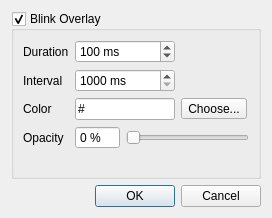
Before: the Qt Designer form settingsdialog.ui in Faun-a-Fox/blink, drawn with Qt 5.
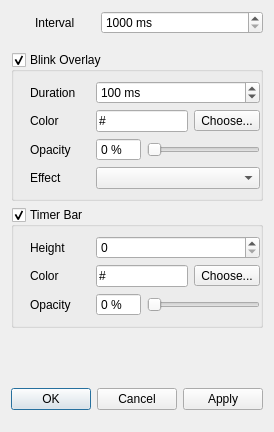
After: the same form once the commit is applied.

Commit message: Extended settingsdialog.ui with timer bar settings

What changed in the file:
```diff
--- a/settingsdialog.ui
+++ b/settingsdialog.ui
@@ -6,27 +6,63 @@
    <rect>
     <x>0</x>
     <y>0</y>
-    <width>272</width>
-    <height>218</height>
+    <width>270</width>
+    <height>432</height>
    </rect>
   </property>
-  <property name="sizePolicy">
-   <sizepolicy hsizetype="Minimum" vsizetype="Minimum">
-    <horstretch>0</horstretch>
-    <verstretch>0</verstretch>
-   </sizepolicy>
-  </property>
   <property name="windowTitle">
    <string>Blink Settings</string>
   </property>
   <layout class="QVBoxLayout" name="verticalLayout_3">
+   <item>
+    <layout class="QFormLayout" name="formLayout_4">
+     <property name="leftMargin">
+      <number>24</number>
+     </property>
+     <property name="bottomMargin">
+      <number>12</number>
+     </property>
+     <item row="0" column="0">
+      <widget class="QLabel" name="label_Interval">
+       <property name="minimumSize">
+        <size>
+         <width>60</width>
+         <height>0</height>
+        </size>
+       </property>
+       <property name="text">
+        <string>Interval</string>
+       </property>
+       <property name="buddy">
+        <cstring>spinBox_Interval</cstring>
+       </property>
+      </widget>
+     </item>
+     <item row="0" column="1">
+      <widget class="QSpinBox" name="spinBox_Interval">
+       <property name="suffix">
+        <string> ms</string>
+       </property>
+       <property name="minimum">
+        <number>1000</number>
+       </property>
+       <property name="maximum">
+        <number>60000</number>
+       </property>
+       <property name="singleStep">
+        <number>1000</number>
+       </property>
+      </widget>
+     </item>
+    </layout>
+   </item>
    <item>
     <widget class="QGroupBox" name="groupBox_BlinkOverlay">
      <property name="title">
       <string>Blink Overlay</string>
      </property>
      <property name="flat">
-      <bool>true</bool>
+      <bool>false</bool>
      </property>
      <property name="checkable">
       <bool>true</bool>
@@ -35,8 +71,20 @@
       <bool>true</bool>
      </property>
      <layout class="QFormLayout" name="formLayout_2">
+      <property name="leftMargin">
+       <number>16</number>
+      </property>
+      <property name="rightMargin">
+       <number>0</number>
+      </property>
       <item row="0" column="0">
        <widget class="QLabel" name="label_Durartion">
+        <property name="minimumSize">
+         <size>
+          <width>60</width>
+          <height>0</height>
+         </size>
+        </property>
         <property name="text">
          <string>Duration</string>
         </property>
@@ -47,18 +95,6 @@
       </item>
       <item row="0" column="1">
        <widget class="QSpinBox" name="spinBox_Duration">
-        <property name="sizePolicy">
-         <sizepolicy hsizetype="Fixed" vsizetype="Fixed">
-          <horstretch>0</horstretch>
-          <verstretch>0</verstretch>
-         </sizepolicy>
-        </property>
-        <property name="minimumSize">
-         <size>
-          <width>100</width>
-          <height>0</height>
-         </size>
-        </property>
         <property name="suffix">
          <string> ms</string>
         </property>
@@ -77,44 +113,6 @@
        </widget>
       </item>
       <item row="1" column="0">
-       <widget class="QLabel" name="label_Interval">
-        <property name="text">
-         <string>Interval</string>
-        </property>
-        <property name="buddy">
-         <cstring>spinBox_Interval</cstring>
-        </property>
-       </widget>
-      </item>
-      <item row="1" column="1">
-       <widget class="QSpinBox" name="spinBox_Interval">
-        <property name="sizePolicy">
-         <sizepolicy hsizetype="Fixed" vsizetype="Fixed">
-          <horstretch>0</horstretch>
-          <verstretch>0</verstretch>
-         </sizepolicy>
-        </property>
-        <property name="minimumSize">
-         <size>
-          <width>100</width>
-          <height>0</height>
-         </size>
-        </property>
-        <property name="suffix">
-         <string> ms</string>
-        </property>
-        <property name="minimum">
-         <number>1000</number>
-        </property>
-        <property name="maximum">
-         <number>60000</number>
-        </property>
-        <property name="singleStep">
-         <number>1000</number>
-        </property>
-       </widget>
-      </item>
-      <item row="2" column="0">
        <widget class="QLabel" name="label_Color">
         <property name="text">
          <string>Color</string>
@@ -124,7 +122,25 @@
         </property>
        </widget>
       </item>
-      <item row="3" column="0">
+      <item row="1" column="1">
+       <layout class="QHBoxLayout" name="horizontalLayout_Color">
+        <item>
+         <widget class="QLineEdit" name="lineEdit_Color">
+          <property name="inputMask">
+           <string>\#HHHHHH</string>
+          </property>
+         </widget>
+        </item>
+        <item>
+         <widget class="QToolButton" name="toolButton_Color">
+          <property name="text">
+           <string>Choose...</string>
+          </property>
+         </widget>
+        </item>
+       </layout>
+      </item>
+      <item row="2" column="0">
        <widget class="QLabel" name="label_Opacity">
         <property name="text">
          <string>Opacity</string>
@@ -134,7 +150,7 @@
         </property>
        </widget>
       </item>
-      <item row="3" column="1">
+      <item row="2" column="1">
        <layout class="QHBoxLayout" name="horizontalLayout_Opacity">
         <item>
          <widget class="QSpinBox" name="spinBox_Opacity">
@@ -167,29 +183,80 @@
         </item>
        </layout>
       </item>
-      <item row="2" column="1">
-       <layout class="QHBoxLayout" name="horizontalLayout">
+      <item row="3" column="0">
+       <widget class="QLabel" name="label_Effect">
+        <property name="text">
+         <string>Effect</string>
+        </property>
+        <property name="buddy">
+         <cstring>comboBox_Effect</cstring>
+        </property>
+       </widget>
+      </item>
+      <item row="3" column="1">
+       <widget class="QComboBox" name="comboBox_Effect"/>
+      </item>
+     </layout>
+    </widget>
+   </item>
+   <item>
+    <widget class="QGroupBox" name="groupBox_TimerBar">
+     <property name="title">
+      <string>Timer Bar</string>
+     </property>
+     <property name="flat">
+      <bool>false</bool>
+     </property>
+     <property name="checkable">
+      <bool>true</bool>
+     </property>
+     <layout class="QFormLayout" name="formLayout">
+      <property name="leftMargin">
+       <number>16</number>
+      </property>
+      <property name="rightMargin">
+       <number>0</number>
+      </property>
+      <item row="0" column="0">
+       <widget class="QLabel" name="label_TimerHeight">
+        <property name="minimumSize">
+         <size>
+          <width>60</width>
+          <height>0</height>
+         </size>
+        </property>
+        <property name="text">
+         <string>Height</string>
+        </property>
+        <property name="buddy">
+         <cstring>spinBox_TimerHeight</cstring>
+        </property>
+       </widget>
+      </item>
+      <item row="0" column="1">
+       <widget class="QSpinBox" name="spinBox_TimerHeight"/>
+      </item>
+      <item row="1" column="0">
+       <widget class="QLabel" name="label_Color_3">
+        <property name="text">
+         <string>Color</string>
+        </property>
+        <property name="buddy">
+         <cstring>lineEdit_TimerColor</cstring>
+        </property>
+       </widget>
+      </item>
+      <item row="1" column="1">
+       <layout class="QHBoxLayout" name="horizontalLayout_TimerColor">
         <item>
-         <widget class="QLineEdit" name="lineEdit_Color">
-          <property name="minimumSize">
-           <size>
-            <width>100</width>
-            <height>0</height>
-           </size>
-          </property>
-          <property name="maximumSize">
-           <size>
-            <width>100</width>
-            <height>16777215</height>
-           </size>
-          </property>
+         <widget class="QLineEdit" name="lineEdit_TimerColor">
           <property name="inputMask">
            <string>\#HHHHHH</string>
           </property>
          </widget>
         </item>
         <item>
-         <widget class="QToolButton" name="toolButton_Color">
+         <widget class="QToolButton" name="toolButton_TimerColor">
           <property name="text">
            <string>Choose...</string>
           </property>
@@ -197,16 +264,78 @@
         </item>
        </layout>
       </item>
+      <item row="2" column="0">
+       <widget class="QLabel" name="label_Opacity_3">
+        <property name="text">
+         <string>Opacity</string>
+        </property>
+        <property name="buddy">
+         <cstring>spinBox_Opacity_3</cstring>
+        </property>
+       </widget>
+      </item>
+      <item row="2" column="1">
+       <layout class="QHBoxLayout" name="horizontalLayout_Opacity_3">
+        <item>
+         <widget class="QSpinBox" name="spinBox_Opacity_3">
+          <property name="frame">
+           <bool>true</bool>
+          </property>
+          <property name="buttonSymbols">
+           <enum>QAbstractSpinBox::NoButtons</enum>
+          </property>
+          <property name="suffix">
+           <string> %</string>
+          </property>
+          <property name="maximum">
+           <number>100</number>
+          </property>
+          <property name="singleStep">
+           <number>10</number>
+          </property>
+         </widget>
+        </item>
+        <item>
+         <widget class="QSlider" name="horizontalSlider_Opacity_3">
+          <property name="maximum">
+           <number>100</number>
+          </property>
+          <property name="orientation">
+           <enum>Qt::Horizontal</enum>
+          </property>
+         </widget>
+        </item>
+       </layout>
+      </item>
      </layout>
     </widget>
    </item>
+   <item>
+    <spacer name="verticalSpacer">
+     <property name="orientation">
+      <enum>Qt::Vertical</enum>
+     </property>
+     <property name="sizeHint" stdset="0">
+      <size>
+       <width>0</width>
+       <height>0</height>
+      </size>
+     </property>
+    </spacer>
+   </item>
    <item>
     <widget class="QDialogButtonBox" name="buttonBox">
+     <property name="sizePolicy">
+      <sizepolicy hsizetype="Expanding" vsizetype="Expanding">
+       <horstretch>0</horstretch>
+       <verstretch>0</verstretch>
+      </sizepolicy>
+     </property>
      <property name="orientation">
       <enum>Qt::Horizontal</enum>
      </property>
      <property name="standardButtons">
-      <set>QDialogButtonBox::Cancel|QDialogButtonBox::Ok</set>
+      <set>QDialogButtonBox::Apply|QDialogButtonBox::Cancel|QDialogButtonBox::Ok</set>
      </property>
     </widget>
    </item>
```
Left out of the diff: 62 changed lines with no effect on the pictures.
